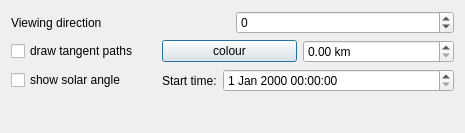
This is mslib/msui/ui_remotesensing_dockwidget.ui in Open-MSS/MSS as Qt 5 draws it before an edit. The edited form follows.
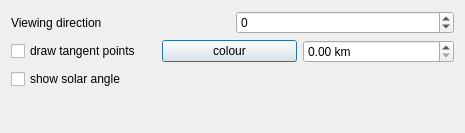
This is the edited form.

Commit message:
Reworked solar angle in RS dock widget to use UTC time from waypoint table. Related to issue #15.
With this update, the UTC times from waypoint table will be used to
determine the solar angle instead of the very rough approximation of
perforamnce calculation used before.

On the other hand, the solar angle is not correctly represented while a
waypoint is moved with the mouse as the Table is only updated when
releasing the button. This could be fixed by updating the table also
when moving the mouse at quite a performance cost.

```diff
--- a/mslib/msui/ui_remotesensing_dockwidget.ui
+++ b/mslib/msui/ui_remotesensing_dockwidget.ui
@@ -58,7 +58,7 @@
         </size>
        </property>
        <property name="text">
-        <string>draw tangent paths</string>
+        <string>draw tangent points</string>
        </property>
       </widget>
      </item>
@@ -117,29 +117,6 @@
        </property>
       </widget>
      </item>
-     <item>
-      <widget class="QLabel" name="lbStartTime">
-       <property name="minimumSize">
-        <size>
-         <width>0</width>
-         <height>0</height>
-        </size>
-       </property>
-       <property name="text">
-        <string>Start time:</string>
-       </property>
-      </widget>
-     </item>
-     <item>
-      <widget class="QDateTimeEdit" name="dteStartTime">
-       <property name="sizePolicy">
-        <sizepolicy hsizetype="Expanding" vsizetype="Fixed">
-         <horstretch>0</horstretch>
-         <verstretch>0</verstretch>
-        </sizepolicy>
-       </property>
-      </widget>
-     </item>
     </layout>
    </item>
    <item>
```
The commit also changes 5 other files.
